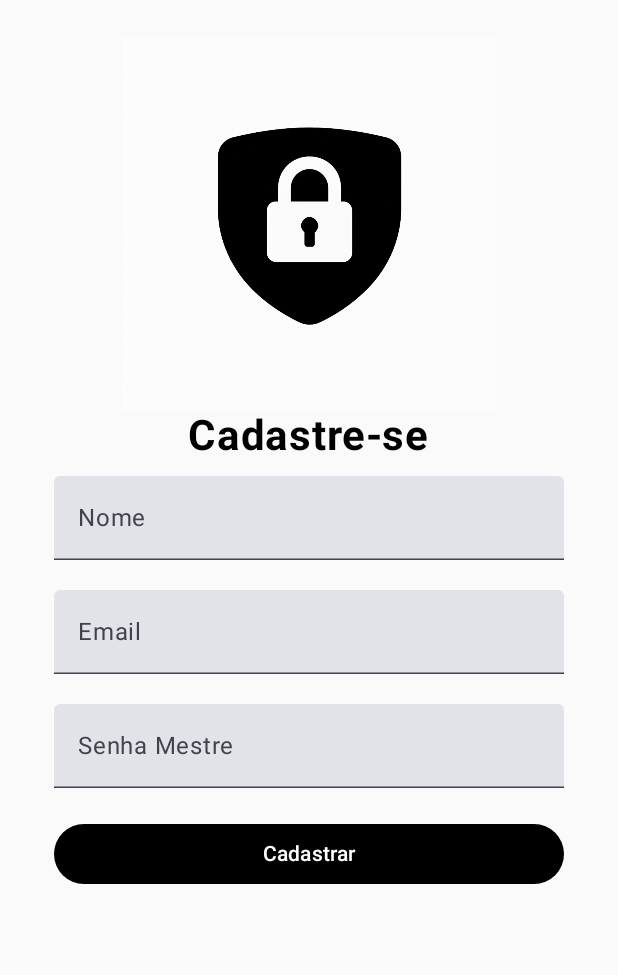
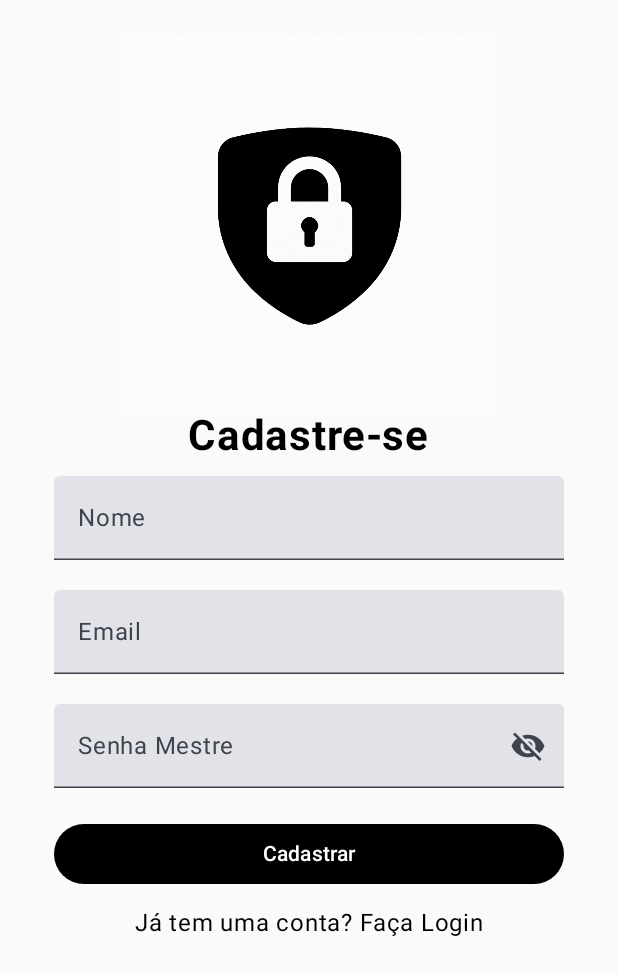
Before and after one commit to LeticiaSumida/PI3-Turma4-5, an Android app built with Jetpack Compose: the SignUpActivity screen opened directly, with no data from a screen before it, on a phone screen of 412 x 824 dp. Shown: the top 975 px of the screen. Run offline under Robolectric (Android 15) with nearby library versions, the phone set to English and light mode, and no system bars; our stand-ins replace Firebase (no records; nobody signed in at launch, a user with empty details on screens opened directly); libraries missing offline, so code that uses them is left out: org.mindrot.jbcrypt.

Commit message:
Add icone de mostrar e esconder senha e texto de direcionamento de login e cadastro

```diff
--- a/SuperID/app/build.gradle.kts
+++ b/SuperID/app/build.gradle.kts
@@ -71,4 +71,7 @@ dependencies {
 
     //dependencia para usar texto clicavel
     implementation("androidx.compose.foundation:foundation:1.9.0-alpha01")
+
+    //dependendia de icones
+    implementation ("androidx.compose.material:material-icons-extended:<1.6.0>")
 }
--- a/SuperID/app/src/main/java/br/edu/puc/superid/SignUpActivity.kt
+++ b/SuperID/app/src/main/java/br/edu/puc/superid/SignUpActivity.kt
@@ -23,18 +23,25 @@ import android.util.Log
 import androidx.compose.ui.unit.sp
 import com.google.firebase.auth.auth
 import androidx.compose.foundation.Image
+import androidx.compose.foundation.clickable
 import androidx.compose.material3.ButtonDefaults
 import androidx.compose.ui.Alignment
 import androidx.compose.ui.res.painterResource
 import com.google.firebase.auth.FirebaseAuth
 import androidx.compose.ui.text.font.FontWeight
 import androidx.compose.foundation.layout.size
+import androidx.compose.material.icons.Icons
+import androidx.compose.material.icons.filled.Visibility
+import androidx.compose.material.icons.filled.VisibilityOff
 import androidx.compose.material3.AlertDialog
 import androidx.compose.material3.Button
 import androidx.compose.material3.CircularProgressIndicator
+import androidx.compose.material3.Icon
+import androidx.compose.material3.IconButton
 import androidx.compose.material3.TextButton
 import androidx.compose.ui.graphics.Color
 import androidx.compose.ui.text.input.PasswordVisualTransformation
+import androidx.compose.ui.text.input.VisualTransformation
 import org.mindrot.jbcrypt.BCrypt
 
 private lateinit var auth: FirebaseAuth
@@ -59,6 +66,7 @@ class SignUpActivity : ComponentActivity() {
         var erroMensagem by remember { mutableStateOf<String?>(null) }
         var isLoading by remember { mutableStateOf(false) }
         var showSuccessDialog by remember { mutableStateOf(false) }
+        var senhaVisibilidade by remember { mutableStateOf(false) }
 
         Column(
             modifier = Modifier
@@ -104,7 +112,17 @@ class SignUpActivity : ComponentActivity() {
                 value = senha,
                 onValueChange = { senha = it },
                 label = { Text("Senha Mestre") },
-                visualTransformation = PasswordVisualTransformation()
+                visualTransformation = if (senhaVisibilidade) VisualTransformation.None else PasswordVisualTransformation(),
+                trailingIcon = {
+                    val image = if (senhaVisibilidade)
+                        Icons.Default.Visibility
+                    else
+                        Icons.Default.VisibilityOff
+
+                    IconButton(onClick = { senhaVisibilidade = !senhaVisibilidade }) {
+                        Icon(imageVector = image, contentDescription = null)
+                    }
+                }
 
             )
 
@@ -168,6 +186,17 @@ class SignUpActivity : ComponentActivity() {
                     Text("Cadastrar")
                 }
             }
+
+            Text("Já tem uma conta? Faça Login",
+                modifier = Modifier.clickable(
+                    onClick = {
+                        val intent = Intent(this@SignUpActivity, SignInActivity::class.java)
+                        startActivity(intent)
+                        finish()
+                    }
+
+                ))
+
             if (showSuccessDialog) {
                 MessageDialog(
                     type = MessageType.SUCCESS,
```
Also changed, not shown: SuperID/app/src/main/java/br/edu/puc/superid/SignInActivity.kt (+31 -2 lines).
